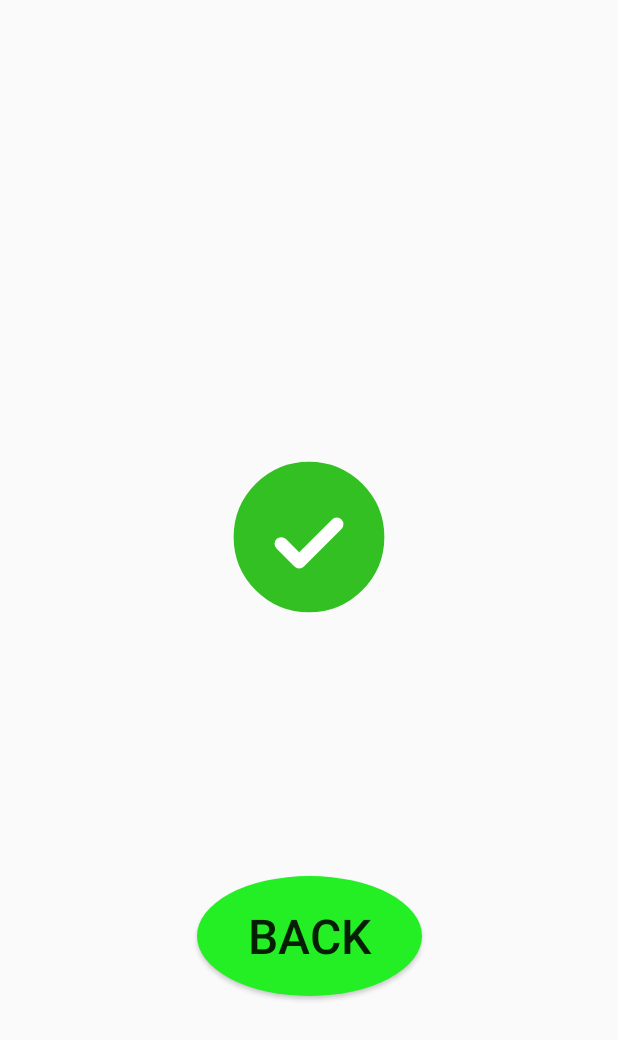
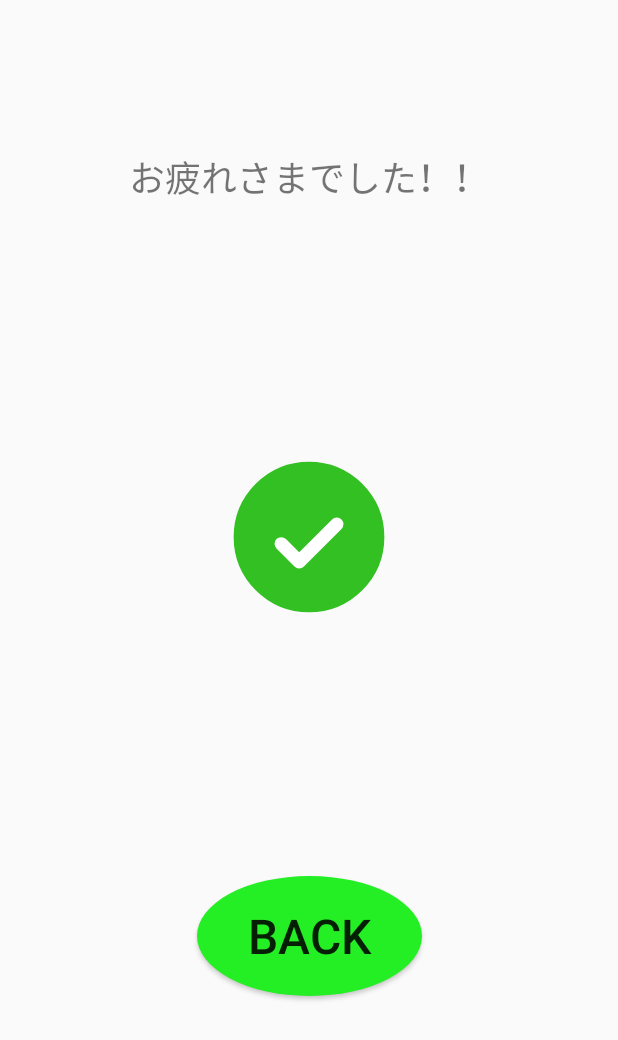
Before and after one commit to nagasho1122/habitapp, an Android app: the doneaction screen opened directly, with no data from a screen before it, on a phone screen of 412 x 824 dp. Shown: the top 1040 px of the screen. Run offline under Robolectric (Android 15) with nearby library versions, the phone set to English and light mode, and no system bars; libraries missing offline, so code that uses them is left out: io.realm, io.realm.kotlin.

```diff
--- a/app/src/main/java/com/nagase/nagasho/myapplayout/CustomDayUnits.kt
+++ b/app/src/main/java/com/nagase/nagasho/myapplayout/CustomDayUnits.kt
@@ -39,7 +39,7 @@ class CustomDayUtils {
         someDay.customViewCallback = object : CustomCalendarDayCallback {
             override fun getNewCustomiseView(): View {
                 val imageView = ImageView(context)
-                imageView.setImageResource(R.drawable.simple_ex)
+                imageView.setImageResource(R.drawable.stamp1)
                 return imageView
             }
         }
--- a/app/src/main/res/layout/activity_doneaction.xml
+++ b/app/src/main/res/layout/activity_doneaction.xml
@@ -5,6 +5,18 @@
     android:layout_width="match_parent"
     android:layout_height="match_parent"
     tools:context=".doneaction">
+
+    <TextView
+        android:id="@+id/commentText"
+        android:layout_width="wrap_content"
+        android:layout_height="wrap_content"
+        android:layout_marginTop="100dp"
+        android:gravity="center"
+        android:text="お疲れさまでした！！"
+        android:textSize="24sp"
+        app:layout_constraintEnd_toEndOf="parent"
+        app:layout_constraintStart_toStartOf="parent"
+        app:layout_constraintTop_toTopOf="parent" />
 
     <com.airbnb.lottie.LottieAnimationView
         android:id="@+id/lottie"
--- a/app/src/main/res/layout/activity_main.xml
+++ b/app/src/main/res/layout/activity_main.xml
@@ -4,6 +4,7 @@
     xmlns:tools="http://schemas.android.com/tools"
     android:layout_width="match_parent"
     android:layout_height="match_parent"
+    android:background="#FFFFFF"
     tools:context=".MainActivity">
 
     <androidx.coordinatorlayout.widget.CoordinatorLayout
@@ -157,5 +158,4 @@
         app:layout_constraintBottom_toBottomOf="parent" />
 
 
-
 </androidx.constraintlayout.widget.ConstraintLayout>
--- a/app/src/main/res/values/colors.xml
+++ b/app/src/main/res/values/colors.xml
@@ -16,5 +16,5 @@
     <color name="colorDark">#000000</color>
     <color name="colorTitle">#ffffff</color>
     <color name="colorDays">#72F83B</color>
-    <color name="colornone">#4D000000</color>
+    <color name="colornone">#80000000</color>
 </resources>
```
Also changed, not shown: app/src/main/java/com/nagase/nagasho/myapplayout/MainActivity.kt (+23 -9 lines), app/src/main/java/com/nagase/nagasho/myapplayout/doneaction.kt (+44 -2 lines), app/src/main/java/com/nagase/nagasho/myapplayout/setting.kt (+21 -0 lines), app/src/main/res/drawable/stamp.png (added), app/src/main/res/drawable/stamp1.png (added).
